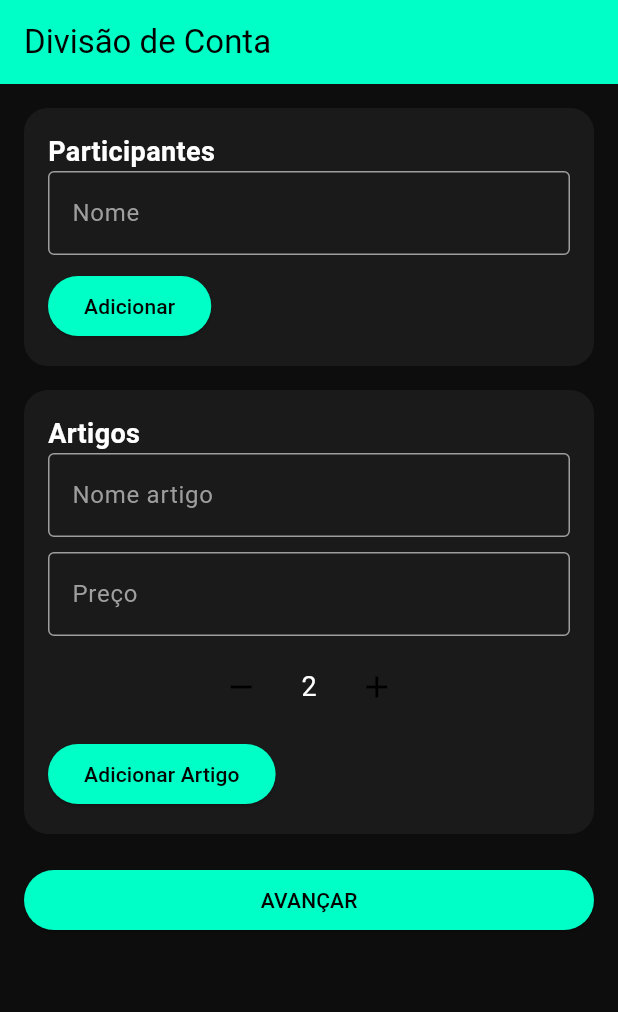
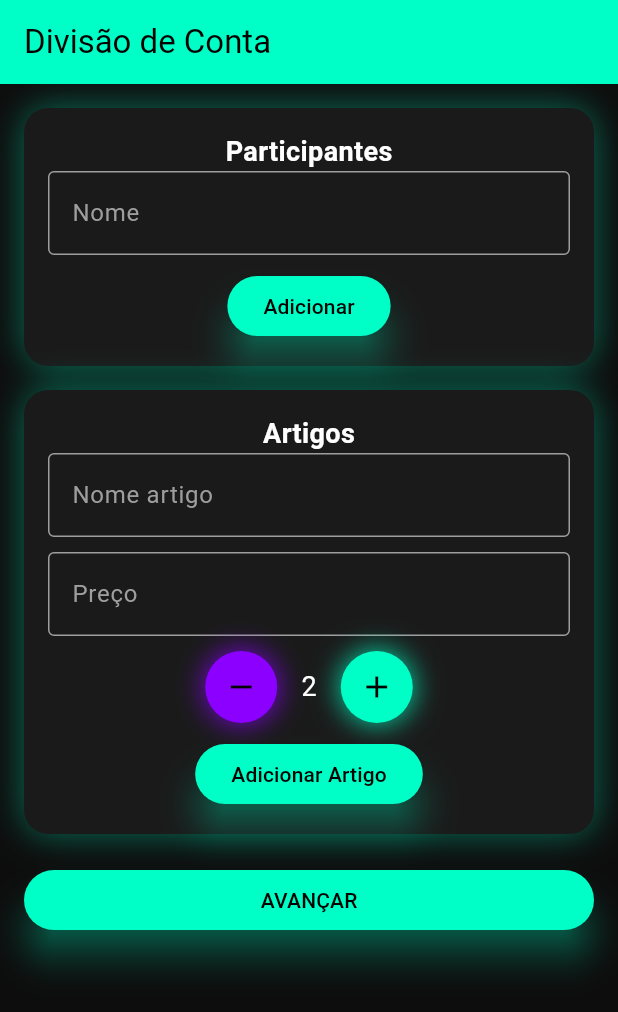
Before and after one commit to cristiano-istec/DDM-TP1-Cris-Joao-Joao, a Flutter app: the screen it shows after launch, after a tap on the "add" icon, on a phone screen of 412 x 824 dp. Shown: the top 1012 px of the screen. Run offline on Flutter 3.47's test engine with Material 3 defaults, Android fonts, the phone set to English and light mode, and no system bars; our stand-ins replace flutter_riverpod.

Commit message:
aplicar boxshadow (efeito neon) nos botoes e caixas de texto

```diff
--- a/lib/screens/ecra1.dart
+++ b/lib/screens/ecra1.dart
@@ -15,11 +15,26 @@ class _Ecra1State extends ConsumerState<Ecra1> {
   final artigoNomeController = TextEditingController();
   final precoController = TextEditingController();
 
+  BoxShadow neonGlow(Color color) {
+    return BoxShadow(
+      color: color.withOpacity(0.6),
+      blurRadius: 20,
+      spreadRadius: 2,
+    );
+  }
+
   Widget _circleBtn(IconData icon, VoidCallback onPressed, Color color) {
-    return Ink(
+    return Container(
       decoration: ShapeDecoration(
         color: color,
         shape: const CircleBorder(),
+        shadows: [
+          BoxShadow(
+            color: color.withOpacity(0.8),
+            blurRadius: 15,
+            spreadRadius: 1,
+          ),
+        ],
       ),
       child: IconButton(
         icon: Icon(icon, color: Colors.black),
@@ -96,22 +111,20 @@ class _Ecra1State extends ConsumerState<Ecra1> {
             Row(
               mainAxisAlignment: MainAxisAlignment.center,
               children: [
-                _circleBtn(
-                  Icons.remove,
-                  () => ref.read(contaProvider.notifier)
-                      .decrementarQuantidade(),
-                  const Color(0xFF8B00FF),
-                ),
+                _circleBtn(Icons.remove, () {
+                  ref.read(contaProvider.notifier).decrementarQuantidade();
+                }, const Color(0xFF8B00FF)),
+
                 const SizedBox(width: 16),
+
                 Text("${conta.quantidadeAtual}",
                     style: const TextStyle(color: Colors.white, fontSize: 18)),
+
                 const SizedBox(width: 16),
-                _circleBtn(
-                  Icons.add,
-                  () => ref.read(contaProvider.notifier)
-                      .incrementarQuantidade(),
-                  const Color(0xFF00FFC6),
-                ),
+
+                _circleBtn(Icons.add, () {
+                  ref.read(contaProvider.notifier).incrementarQuantidade();
+                }, const Color(0xFF00FFC6)),
               ],
             ),
 
@@ -148,10 +161,7 @@ class _Ecra1State extends ConsumerState<Ecra1> {
           const SizedBox(height: 20),
 
           ElevatedButton(
-            style: ElevatedButton.styleFrom(
-              backgroundColor: const Color(0xFF00FFC6),
-              foregroundColor: Colors.black,
-            ),
+            style: _btnStyle(),
             onPressed: () {
               if (conta.participantes.length < 2 ||
                   conta.artigos.isEmpty) return;
@@ -168,19 +178,20 @@ class _Ecra1State extends ConsumerState<Ecra1> {
     );
   }
 
-  // UI HELPERS
-
   Widget _card(List<Widget> children) {
     return Container(
       padding: const EdgeInsets.all(16),
       decoration: BoxDecoration(
         color: const Color(0xFF1A1A1A),
         borderRadius: BorderRadius.circular(16),
+        boxShadow: [
+          BoxShadow(
+            color: const Color(0xFF00FFC6).withOpacity(0.4),
+            blurRadius: 20,
+          )
+        ],
       ),
-      child: Column(
-        crossAxisAlignment: CrossAxisAlignment.start,
-        children: children,
-      ),
+      child: Column(children: children),
     );
   }
 
@@ -202,5 +213,7 @@ class _Ecra1State extends ConsumerState<Ecra1> {
   ButtonStyle _btnStyle() => ElevatedButton.styleFrom(
         backgroundColor: const Color(0xFF00FFC6),
         foregroundColor: Colors.black,
+        shadowColor: const Color(0xFF00FFC6),
+        elevation: 10,
       );
 }
```
Also changed, not shown: lib/screens/ecra2.dart (+13 -8 lines), lib/screens/ecra3.dart (+9 -2 lines).
